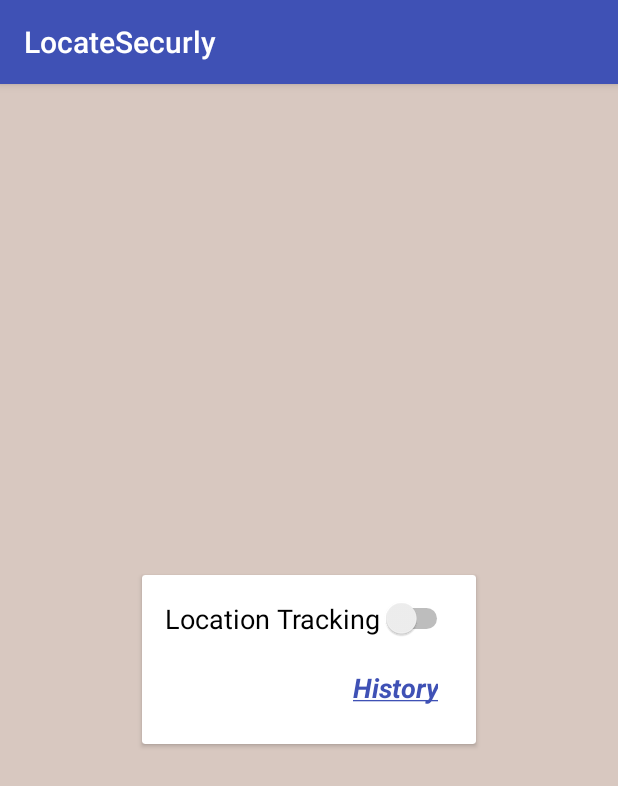
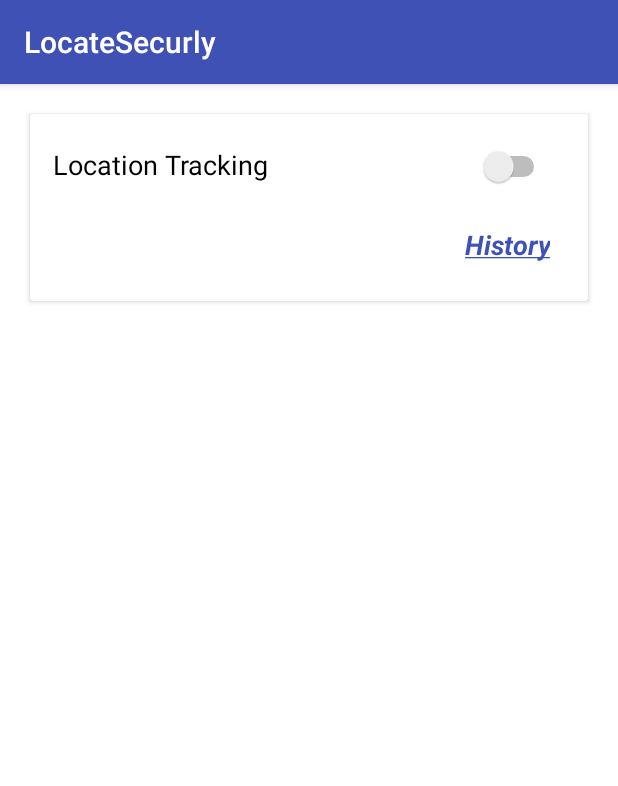
Before and after one commit to dhananjayandroid/LocateSecurly, an Android app: the screen it shows after launch (MainActivity), on a phone screen of 412 x 824 dp. Shown: the top 786 px of the screen. Run offline under Robolectric (Android 15) with nearby library versions, the phone set to English and light mode, and no system bars; our stand-ins replace ButterKnife.

Commit message:
Design and icons changed
Design and icons changed

```diff
--- a/app/src/main/java/com/djay/locatesecurly/App.java
+++ b/app/src/main/java/com/djay/locatesecurly/App.java
@@ -5,7 +5,7 @@ import android.app.Application;
 import com.djay.locatesecurly.utils.CoreSharedHelper;
 
 /**
- * Application class extends @{@link Application}
+ * Application class extends {@link Application}
  *
  * @author Dhananjay Kumar
  */
--- a/app/src/main/java/com/djay/locatesecurly/utils/Constants.java
+++ b/app/src/main/java/com/djay/locatesecurly/utils/Constants.java
@@ -13,11 +13,11 @@ public final class Constants {
     // Milliseconds per second
     private static final int MILLISECONDS_PER_SECOND = 1000;
     // Update frequency in seconds
-    private static final int UPDATE_INTERVAL_IN_SECONDS = 5;
+    private static final int UPDATE_INTERVAL_IN_SECONDS = 30;
     // Update frequency in milliseconds
     public static final long UPDATE_INTERVAL = MILLISECONDS_PER_SECOND * UPDATE_INTERVAL_IN_SECONDS;
     // The fastest update frequency, in seconds
-    private static final int FASTEST_INTERVAL_IN_SECONDS = 5;
+    private static final int FASTEST_INTERVAL_IN_SECONDS = 30;
     // A fast frequency ceiling in milliseconds
     public static final long FASTEST_INTERVAL = MILLISECONDS_PER_SECOND * FASTEST_INTERVAL_IN_SECONDS;
 
--- a/app/src/main/res/layout/activity_main.xml
+++ b/app/src/main/res/layout/activity_main.xml
@@ -4,29 +4,41 @@
               xmlns:tools="http://schemas.android.com/tools"
               android:layout_width="match_parent"
               android:layout_height="match_parent"
-              android:background="@color/pink"
-              android:gravity="center">
+              android:background="@android:color/white">
 
     <android.support.v7.widget.CardView
-        android:layout_width="wrap_content"
+        android:layout_width="match_parent"
         android:layout_height="wrap_content"
+        android:layout_margin="20dp"
         android:orientation="horizontal"
         app:cardBackgroundColor="@android:color/white"
         tools:context="com.djay.locatesecurly.ui.MainActivity">
 
         <LinearLayout
-            android:layout_width="wrap_content"
+            android:layout_width="match_parent"
             android:layout_height="wrap_content"
             android:orientation="vertical"
             android:padding="15dp">
 
-            <Switch
-                android:id="@+id/sw_locate"
-                android:layout_width="wrap_content"
+            <LinearLayout
+                android:layout_width="match_parent"
                 android:layout_height="wrap_content"
-                android:text="@string/location_tracking"
-                android:textAppearance="?android:textAppearanceMedium"
-                android:textColor="@android:color/black"/>
+                android:orientation="horizontal">
+
+                <TextView
+                    android:layout_width="0dp"
+                    android:layout_height="wrap_content"
+                    android:layout_weight="1"
+                    android:text="@string/location_tracking"
+                    android:textAppearance="?android:textAppearanceMedium"
+                    android:textColor="@android:color/black"/>
+
+                <Switch
+                    android:id="@+id/sw_locate"
+                    android:layout_width="wrap_content"
+                    android:layout_height="wrap_content"
+                    android:padding="10dp"/>
+            </LinearLayout>
 
             <TextView
                 android:id="@+id/tv_history"
--- a/app/src/main/res/layout/activity_sessions_list.xml
+++ b/app/src/main/res/layout/activity_sessions_list.xml
@@ -4,7 +4,7 @@
     xmlns:tools="http://schemas.android.com/tools"
     android:layout_width="match_parent"
     android:layout_height="match_parent"
-    android:background="@color/pink"
+    android:background="@android:color/white"
     android:gravity="center"
     android:orientation="vertical"
     tools:context="com.djay.locatesecurly.ui.SessionsListActivity">
@@ -14,7 +14,7 @@
         android:id="@+id/rv_session"
         android:layout_width="match_parent"
         android:layout_height="match_parent"
-        android:background="@color/pink"
+        android:background="@android:color/white"
         android:clipToPadding="false"
         android:scrollbars="vertical"/>
 
```
Also changed, not shown: app/src/main/res/mipmap-hdpi/ic_launcher.png, app/src/main/res/mipmap-mdpi/ic_launcher.png, app/src/main/res/mipmap-xhdpi/ic_launcher.png, app/src/main/res/mipmap-xxhdpi/ic_launcher.png, app/src/main/res/mipmap-xxxhdpi/ic_launcher.png.
